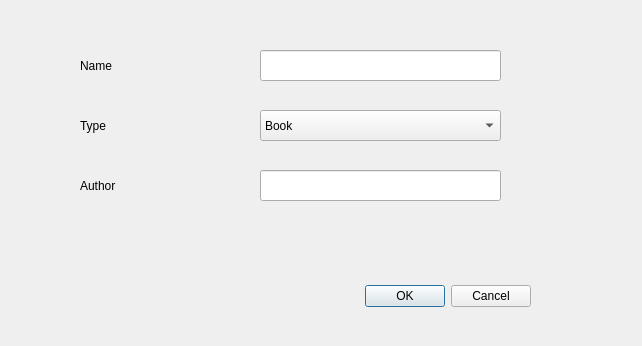
The window that additem.ui (Shaoor-Munir/LibraryManagementSystem) describes before a commit, drawn with Qt 5.
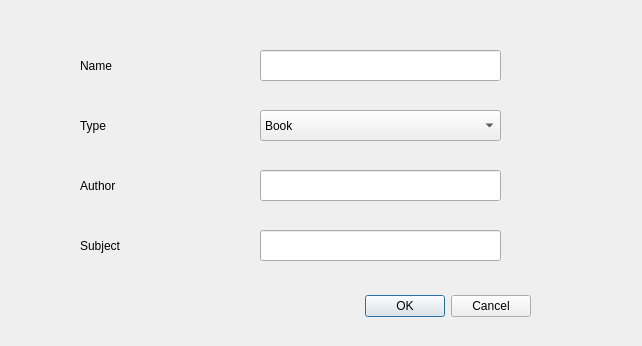
The same window after the commit.

Commit message: Added subjects to book items

The edit to the form file:
```diff
--- a/additem.ui
+++ b/additem.ui
@@ -101,7 +101,7 @@
    <property name="geometry">
     <rect>
      <x>190</x>
-     <y>280</y>
+     <y>290</y>
      <width>341</width>
      <height>32</height>
     </rect>
@@ -133,6 +133,35 @@
     </property>
    </item>
   </widget>
+  <widget class="QLineEdit" name="in_subject">
+   <property name="geometry">
+    <rect>
+     <x>260</x>
+     <y>230</y>
+     <width>241</width>
+     <height>31</height>
+    </rect>
+   </property>
+   <property name="styleSheet">
+    <string notr="true">font: 12pt &quot;Calibri&quot;;</string>
+   </property>
+  </widget>
+  <widget class="QLabel" name="SubjectLabel">
+   <property name="geometry">
+    <rect>
+     <x>80</x>
+     <y>230</y>
+     <width>101</width>
+     <height>31</height>
+    </rect>
+   </property>
+   <property name="styleSheet">
+    <string notr="true">font: 12pt &quot;Calibri&quot;;</string>
+   </property>
+   <property name="text">
+    <string>Subject</string>
+   </property>
+  </widget>
  </widget>
  <resources/>
  <connections/>
```
Left out of the diff: 15 changed lines with no effect on the pictures. The commit also changes 6 other files.
